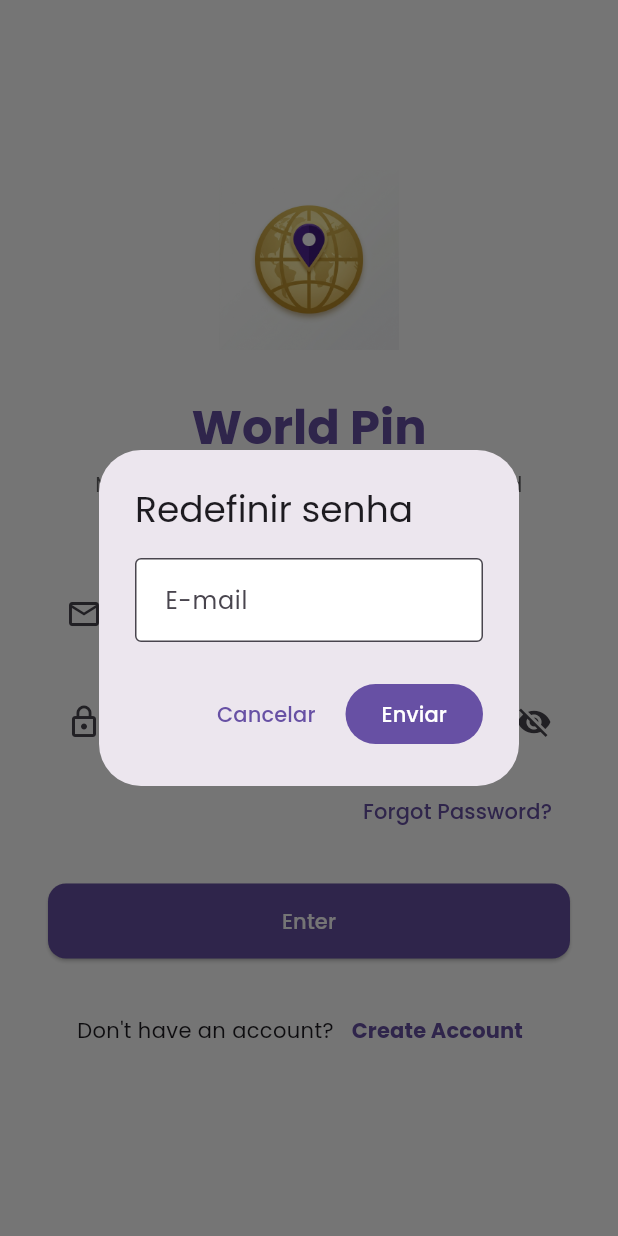
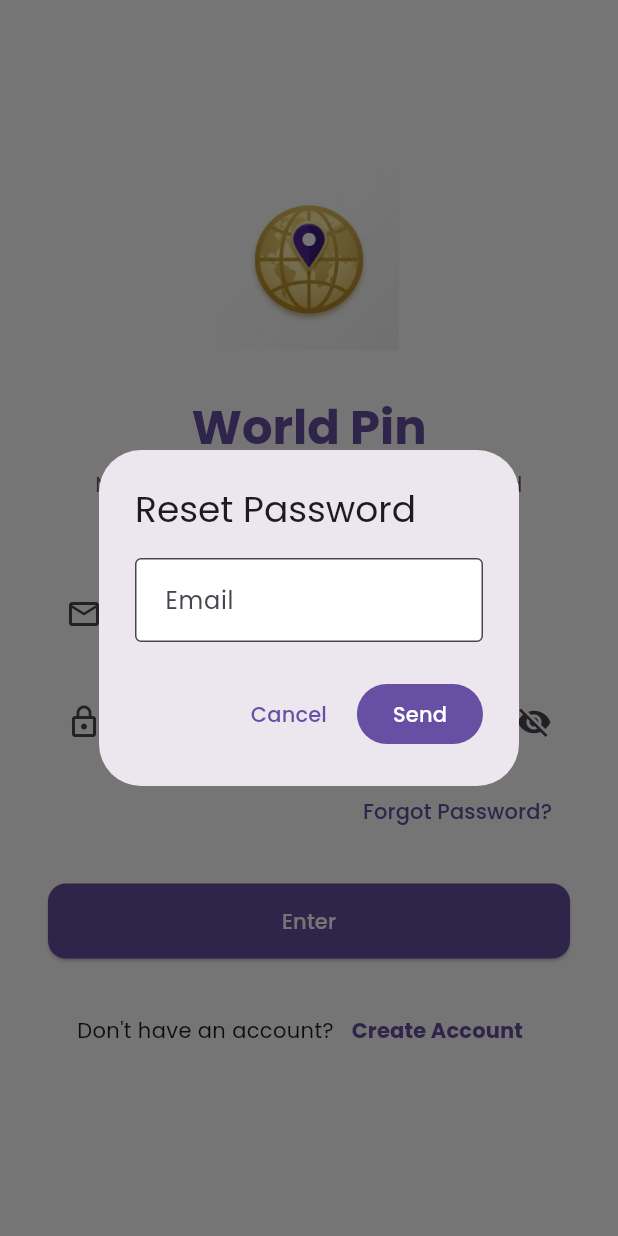
Before and after one commit to Nicholasvp/world_pin, a Flutter app: the screen it shows after launch, after a tap on "Forgot Password?", on a phone screen of 412 x 824 dp. Run offline on Flutter 3.47's test engine with Material 3 defaults, Android fonts, the phone set to English and light mode, and no system bars; our stand-ins replace flutter_dotenv, flutter_map, flutter_riverpod, flutter_speed_dial, go_router, google_fonts and 2 more; missing offline and left inert: purchases_flutter, purchases_ui_flutter, sealed_countries; accounts and stored records are empty.

Commit message:
feat: localize password reset flow, update map interactions, and adjust config limit

```diff
--- a/lib/l10n/app_en.arb
+++ b/lib/l10n/app_en.arb
@@ -33,5 +33,8 @@
   "logoutConfirmTitle": "Log Out",
   "logoutConfirmMessage": "Are you sure you want to log out?",
   "profile": "Profile",
-  "visitedCountriesLabel": "Visited countries:"
+  "visitedCountriesLabel": "Visited countries:",
+  "resetPassword": "Reset Password",
+  "resetPasswordSent": "Password reset email sent.",
+  "send": "Send"
 }
--- a/lib/l10n/app_localizations.dart
+++ b/lib/l10n/app_localizations.dart
@@ -307,6 +307,24 @@ abstract class AppLocalizations {
   /// In en, this message translates to:
   /// **'Visited countries:'**
   String get visitedCountriesLabel;
+
+  /// No description provided for @resetPassword.
+  ///
+  /// In en, this message translates to:
+  /// **'Reset Password'**
+  String get resetPassword;
+
+  /// No description provided for @resetPasswordSent.
+  ///
+  /// In en, this message translates to:
+  /// **'Password reset email sent.'**
+  String get resetPasswordSent;
+
+  /// No description provided for @send.
+  ///
+  /// In en, this message translates to:
+  /// **'Send'**
+  String get send;
 }
 
 class _AppLocalizationsDelegate
--- a/lib/l10n/app_localizations_en.dart
+++ b/lib/l10n/app_localizations_en.dart
@@ -120,4 +120,13 @@ class AppLocalizationsEn extends AppLocalizations {
 
   @override
   String get visitedCountriesLabel => 'Visited countries:';
+
+  @override
+  String get resetPassword => 'Reset Password';
+
+  @override
+  String get resetPasswordSent => 'Password reset email sent.';
+
+  @override
+  String get send => 'Send';
 }
--- a/lib/l10n/app_pt.arb
+++ b/lib/l10n/app_pt.arb
@@ -33,5 +33,8 @@
   "logoutConfirmTitle": "Sair da Conta",
   "logoutConfirmMessage": "Tem certeza que deseja sair da sua conta?",
   "profile": "Perfil",
-  "visitedCountriesLabel": "Países visitados:"
+  "visitedCountriesLabel": "Países visitados:",
+  "resetPassword": "Recuperar Senha",
+  "resetPasswordSent": "E-mail de recuperação de senha enviado.",
+  "send": "Enviar"
 }
--- a/lib/repositories/config_repository.dart
+++ b/lib/repositories/config_repository.dart
@@ -4,7 +4,7 @@ class ConfigRepository {
   final SupabaseClient _client;
 
   ConfigRepository({SupabaseClient? client})
-      : _client = client ?? Supabase.instance.client;
+    : _client = client ?? Supabase.instance.client;
 
   /// Queries the 'config' table in Supabase and returns the 'limit_free_countries' value.
   /// Falls back to a default value of 5 if the table doesn't exist, is empty, or the query fails.
@@ -22,6 +22,6 @@ class ConfigRepository {
     } catch (e) {
       // Table might not be fully configured, return default fallback
     }
-    return 5; // Default fallback limit
+    return 3; // Default fallback limit
   }
 }
--- a/lib/views/login_view.dart
+++ b/lib/views/login_view.dart
@@ -165,23 +165,24 @@ class _LoginViewState extends ConsumerState<LoginView> {
   }
 
   void _showResetPasswordDialog(BuildContext context) {
+    final l10n = AppLocalizations.of(context)!;
     final emailController = TextEditingController();
     showDialog(
       context: context,
       builder: (ctx) => AlertDialog(
-        title: const Text('Redefinir senha'),
+        title: Text(l10n.resetPassword),
         content: TextField(
           controller: emailController,
           keyboardType: TextInputType.emailAddress,
-          decoration: const InputDecoration(
-            labelText: 'E-mail',
+          decoration: InputDecoration(
+            labelText: l10n.email,
             border: OutlineInputBorder(),
           ),
         ),
         actions: [
           TextButton(
             onPressed: () => Navigator.pop(ctx),
-            child: const Text('Cancelar'),
+            child: Text(l10n.cancel),
           ),
           FilledButton(
             onPressed: () {
@@ -189,11 +190,11 @@ class _LoginViewState extends ConsumerState<LoginView> {
                   .read(authProvider.notifier)
                   .resetPassword(emailController.text.trim());
               Navigator.pop(ctx);
-              ScaffoldMessenger.of(context).showSnackBar(
-                const SnackBar(content: Text('E-mail de redefinição enviado')),
-              );
+              ScaffoldMessenger.of(
+                context,
+              ).showSnackBar(SnackBar(content: Text(l10n.resetPasswordSent)));
             },
-            child: const Text('Enviar'),
+            child: Text(l10n.send),
           ),
         ],
       ),
--- a/lib/views/map_view.dart
+++ b/lib/views/map_view.dart
@@ -167,6 +167,9 @@ class _MapViewState extends ConsumerState<MapView>
           initialZoom: 2,
           minZoom: 1.5,
           maxZoom: 10,
+          interactionOptions: InteractionOptions(
+            flags: InteractiveFlag.all & ~InteractiveFlag.rotate,
+          ),
         ),
         children: [
           TileLayer(
--- a/lib/widgets/month_year_picker.dart
+++ b/lib/widgets/month_year_picker.dart
@@ -1,6 +1,7 @@
 import 'package:flutter/cupertino.dart';
 import 'package:flutter/material.dart';
 import 'package:intl/intl.dart';
+import 'package:world_pin/l10n/app_localizations.dart';
 
 class MonthYearPicker extends StatefulWidget {
   final DateTime initialDate;
@@ -58,10 +59,12 @@ class _MonthYearPickerState extends State<MonthYearPicker> {
       _months.add(DateFormat.MMMM(locale).format(DateTime(2024, i)));
     }
 
-    _monthController =
-        FixedExtentScrollController(initialItem: _selectedMonth - 1);
-    _yearController =
-        FixedExtentScrollController(initialItem: _years.indexOf(_selectedYear));
+    _monthController = FixedExtentScrollController(
+      initialItem: _selectedMonth - 1,
+    );
+    _yearController = FixedExtentScrollController(
+      initialItem: _years.indexOf(_selectedYear),
+    );
   }
 
   @override
@@ -73,6 +76,7 @@ class _MonthYearPickerState extends State<MonthYearPicker> {
 
   @override
   Widget build(BuildContext context) {
+    final l10n = AppLocalizations.of(context)!;
     return AlertDialog(
       backgroundColor: Theme.of(context).colorScheme.surface,
       surfaceTintColor: Colors.transparent,
@@ -93,14 +97,16 @@ class _MonthYearPickerState extends State<MonthYearPicker> {
                 scrollController: _monthController,
                 itemExtent: 45,
                 selectionOverlay: CupertinoPickerDefaultSelectionOverlay(
-                  background:
-                      Theme.of(context).colorScheme.primary.withOpacity(0.1),
+                  background: Theme.of(
+                    context,
+                  ).colorScheme.primary.withOpacity(0.1),
                 ),
                 onSelectedItemChanged: (index) {
                   setState(() => _selectedMonth = index + 1);
                 },
                 children: _months
-                    .map((m) => Center(
+                    .map(
+                      (m) => Center(
                         child: Text(
                           m[0].toUpperCase() + m.substring(1),
                           style: TextStyle(
@@ -108,7 +114,8 @@ class _MonthYearPickerState extends State<MonthYearPicker> {
                             color: Theme.of(context).colorScheme.onSurface,
                           ),
                         ),
-                        ))
+                      ),
+                    )
                     .toList(),
               ),
             ),
@@ -119,14 +126,16 @@ class _MonthYearPickerState extends State<MonthYearPicker> {
                 scrollController: _yearController,
                 itemExtent: 45,
                 selectionOverlay: CupertinoPickerDefaultSelectionOverlay(
-                  background:
-                      Theme.of(context).colorScheme.primary.withOpacity(0.1),
+                  background: Theme.of(
+                    context,
+                  ).colorScheme.primary.withOpacity(0.1),
                 ),
                 onSelectedItemChanged: (index) {
                   setState(() => _selectedYear = _years[index]);
                 },
                 children: _years
-                    .map((y) => Center(
+                    .map(
+                      (y) => Center(
                         child: Text(
                           y.toString(),
                           style: TextStyle(
@@ -134,7 +143,8 @@ class _MonthYearPickerState extends State<MonthYearPicker> {
                             color: Theme.of(context).colorScheme.onSurface,
                           ),
                         ),
-                        ))
+                      ),
+                    )
                     .toList(),
               ),
             ),
@@ -146,7 +156,7 @@ class _MonthYearPickerState extends State<MonthYearPicker> {
         TextButton(
           onPressed: () => Navigator.pop(context),
           child: Text(
-            'Cancelar',
+            l10n.cancel,
             style: TextStyle(color: Theme.of(context).colorScheme.primary),
           ),
         ),
```
Also changed, not shown: lib/l10n/app_localizations_pt.dart (+9 -0 lines). Lines whose indentation alone changed are shown as unchanged.
